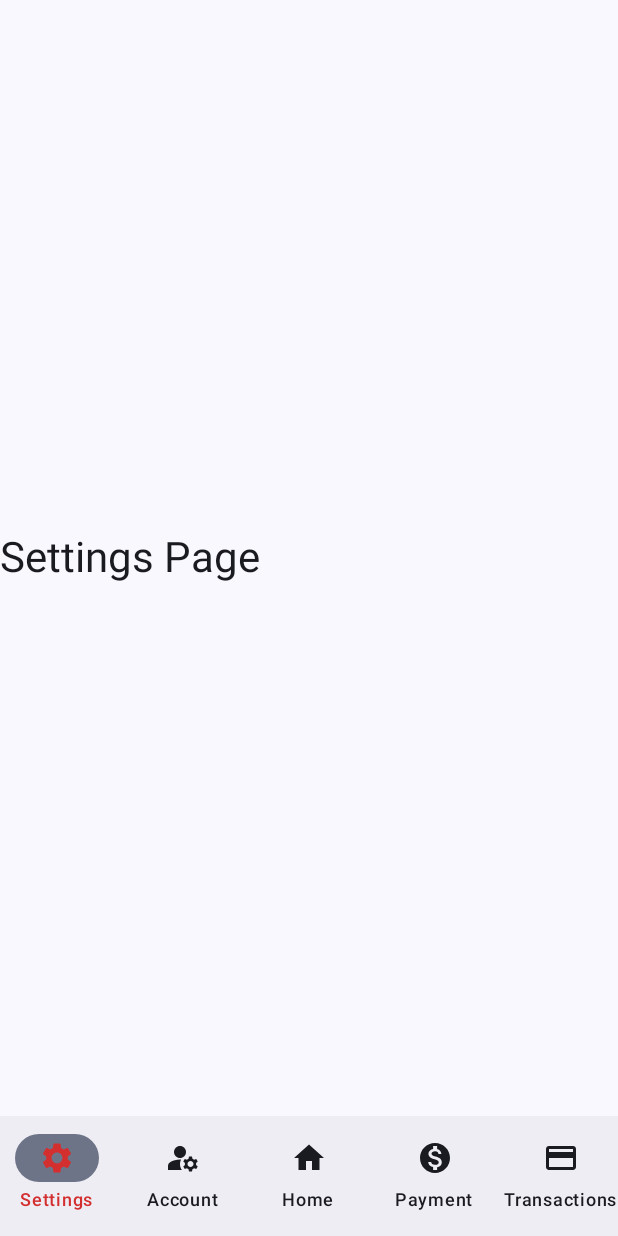
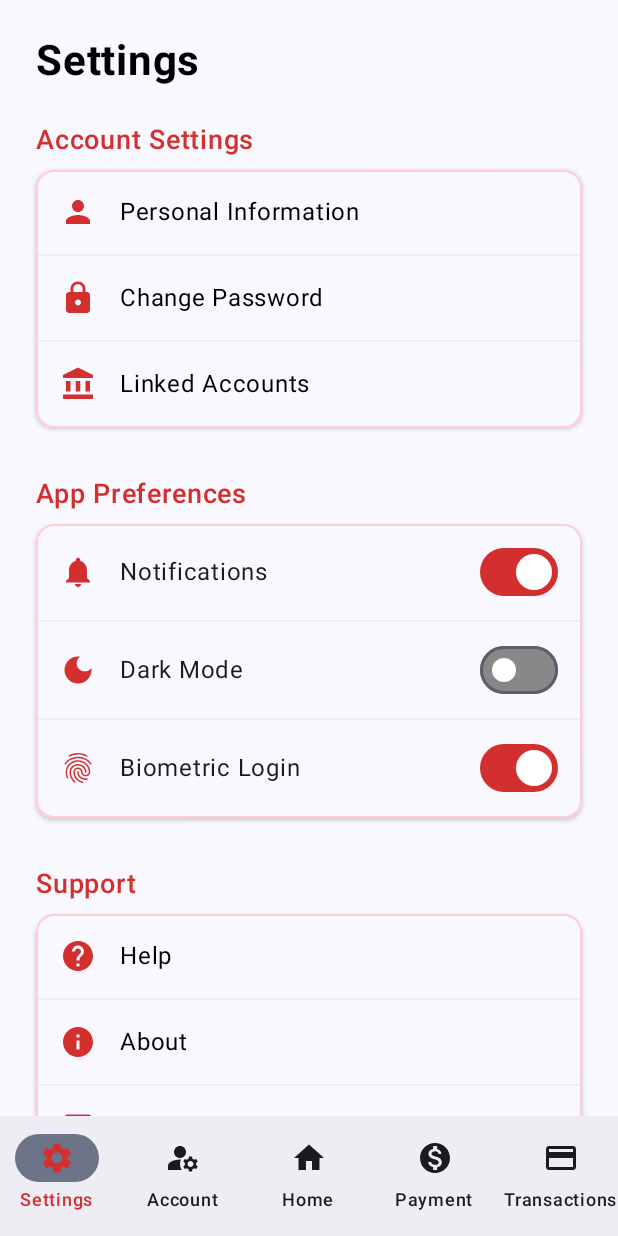
Before and after one commit to muhamedsubasic/ShungiteX-Banking-App, an Android app built with Jetpack Compose: the SettingsScreen screen opened through its navigation route, on a phone screen of 412 x 824 dp. Run offline under Robolectric (Android 15) with nearby library versions, the phone set to English and light mode, and no system bars.

Commit message:
Settings screen added

```diff
--- a/app/src/main/java/com/example/mob_project/screens/SettingsScreen.kt
+++ b/app/src/main/java/com/example/mob_project/screens/SettingsScreen.kt
@@ -1,13 +1,194 @@
 package com.example.mob_project.screens
 
+import androidx.compose.foundation.BorderStroke
+import androidx.compose.foundation.clickable
+import androidx.compose.foundation.layout.*
+import androidx.compose.foundation.layout.Arrangement
+import androidx.compose.foundation.rememberScrollState
+import androidx.compose.foundation.verticalScroll
+import androidx.compose.material.icons.Icons
+import androidx.compose.material.icons.filled.*
 import androidx.compose.material3.*
-import androidx.compose.runtime.Composable
-import androidx.compose.foundation.layout.*
+import androidx.compose.runtime.*
+import androidx.compose.ui.Alignment
 import androidx.compose.ui.Modifier
+import androidx.compose.ui.graphics.Color
+import androidx.compose.ui.graphics.vector.ImageVector
+import androidx.compose.ui.text.font.FontWeight
+import androidx.compose.ui.unit.dp
+import androidx.compose.ui.unit.sp
 
+@OptIn(ExperimentalMaterial3Api::class)
 @Composable
 fun SettingsScreen() {
-    Column(modifier = Modifier.fillMaxSize(), verticalArrangement = Arrangement.Center) {
-        Text("Settings Page", style = MaterialTheme.typography.headlineMedium)
+    var notificationsEnabled by remember { mutableStateOf(true) }
+    var darkModeEnabled by remember { mutableStateOf(false) }
+    var biometricLoginEnabled by remember { mutableStateOf(true) }
+
+    Column(
+        modifier = Modifier
+            .fillMaxSize()
+            .verticalScroll(rememberScrollState())
+            .padding(24.dp),
+            verticalArrangement = Arrangement.Top
+    ) {
+        Text(
+            text = "Settings",
+            fontSize = 28.sp,
+            fontWeight = FontWeight.Bold,
+            color = Color(0xFF000000),
+            modifier = Modifier.padding(bottom = 16.dp)
+        )
+
+        SettingsSection(title = "Account Settings") {
+            SettingsItem(
+                icon = Icons.Default.Person,
+                title = "Personal Information",
+                onClick = {}
+            )
+            SettingsItem(
+                icon = Icons.Default.Lock,
+                title = "Change Password",
+                onClick = {}
+            )
+            SettingsItem(
+                icon = Icons.Default.AccountBalance,
+                title = "Linked Accounts",
+                onClick = {}
+            )
+        }
+
+        // App Preferences Section
+        SettingsSection(title = "App Preferences") {
+            SettingsSwitchItem(
+                icon = Icons.Default.Notifications,
+                title = "Notifications",
+                isChecked = notificationsEnabled,
+                onCheckedChange = { notificationsEnabled = it }
+            )
+            SettingsSwitchItem(
+                icon = Icons.Default.DarkMode,
+                title = "Dark Mode",
+                isChecked = darkModeEnabled,
+                onCheckedChange = { darkModeEnabled = it }
+            )
+            SettingsSwitchItem(
+                icon = Icons.Default.Fingerprint,
+                title = "Biometric Login",
+                isChecked = biometricLoginEnabled,
+                onCheckedChange = { biometricLoginEnabled = it }
+            )
+        }
+
+        // Support Section
+        SettingsSection(title = "Support") {
+            SettingsItem(
+                icon = Icons.Default.Help,
+                title = "Help",
+                onClick = { }
+            )
+            SettingsItem(
+                icon = Icons.Default.Info,
+                title = "About",
+                onClick = { }
+            )
+            SettingsItem(
+                icon = Icons.Default.ExitToApp,
+                title = "Log Out",
+                onClick = { },
+                color = Color(0xFFD32F2F))
+        }
     }
 }
+
+@OptIn(ExperimentalMaterial3Api::class)
+@Composable
+fun SettingsSection(
+    title: String,
+    content: @Composable () -> Unit
+) {
+    Column(modifier = Modifier.padding(vertical = 8.dp)) {
+        Text(
+            text = title,
+            fontSize = 18.sp,
+            fontWeight = FontWeight.SemiBold,
+            color = Color(0xFFD32F2F),
+            modifier = Modifier.padding(bottom = 8.dp)
+        )
+        Card(
+            modifier = Modifier.fillMaxWidth(),
+            colors = CardDefaults.cardColors(containerColor = Color.White),
+            elevation = CardDefaults.cardElevation(defaultElevation = 2.dp),
+            border = BorderStroke(1.dp, Color(0xFFFFCDD2))
+        ) {
+            Column {
+                content()
+            }
+        }
+        Spacer(modifier = Modifier.height(16.dp))
+    }
+}
+
+@OptIn(ExperimentalMaterial3Api::class)
+@Composable
+fun SettingsItem(
+    icon: ImageVector,
+    title: String,
+    onClick: () -> Unit,
+    color: Color = Color.Black
+) {
+    ListItem(
+        headlineContent = {
+            Text(
+                text = title,
+                color = color,
+                fontSize = 16.sp
+            )
+        },
+        leadingContent = {
+            Icon(
+                imageVector = icon,
+                contentDescription = null,
+                tint = Color(0xFFD32F2F))
+        },
+        modifier = Modifier.clickable { onClick() }
+    )
+    Divider(color = Color(0xFFEEEEEE), thickness = 1.dp)
+}
+
+@OptIn(ExperimentalMaterial3Api::class)
+@Composable
+fun SettingsSwitchItem(
+    icon: ImageVector,
+    title: String,
+    isChecked: Boolean,
+    onCheckedChange: (Boolean) -> Unit
+) {
+    ListItem(
+        headlineContent = {
+            Text(
+                text = title,
+                fontSize = 16.sp
+            )
+        },
+        leadingContent = {
+            Icon(
+                imageVector = icon,
+                contentDescription = null,
+                tint = Color(0xFFD32F2F))
+        },
+        trailingContent = {
+            Switch(
+                checked = isChecked,
+                onCheckedChange = onCheckedChange,
+                colors = SwitchDefaults.colors(
+                    checkedThumbColor = Color.White,
+                    checkedTrackColor = Color(0xFFD32F2F),
+                    uncheckedThumbColor = Color.White,
+                    uncheckedTrackColor = Color.Gray
+                )
+            )
+        }
+    )
+    Divider(color = Color(0xFFEEEEEE), thickness = 1.dp)
+}
```
Also changed, not shown: 1 other file.
